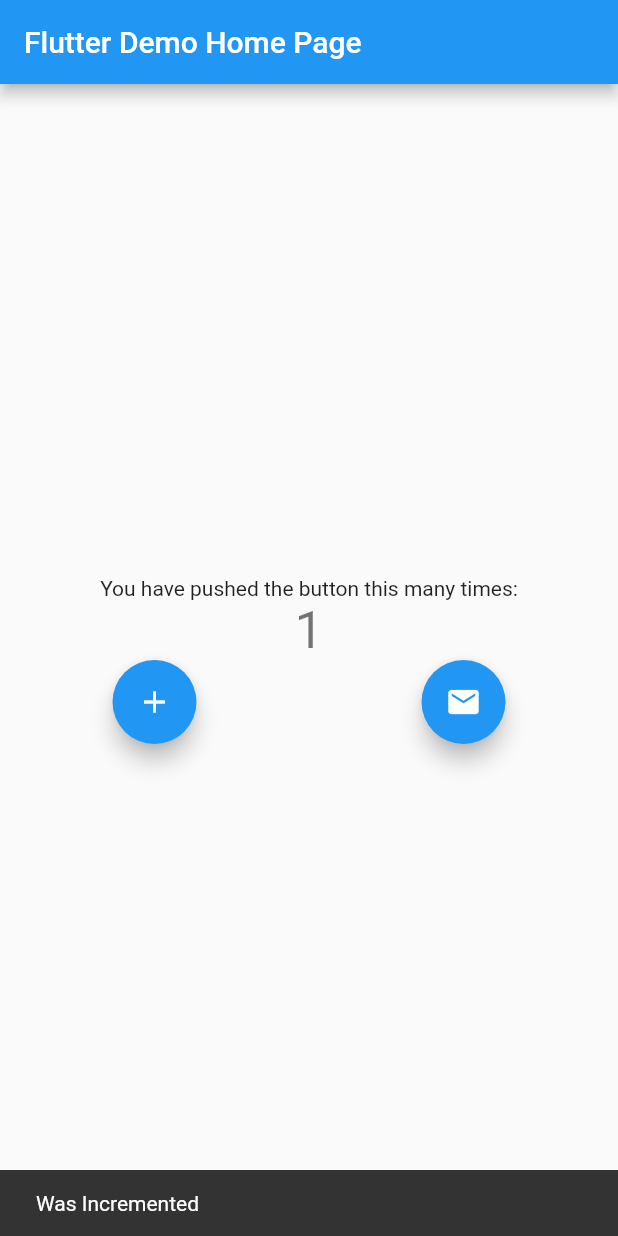
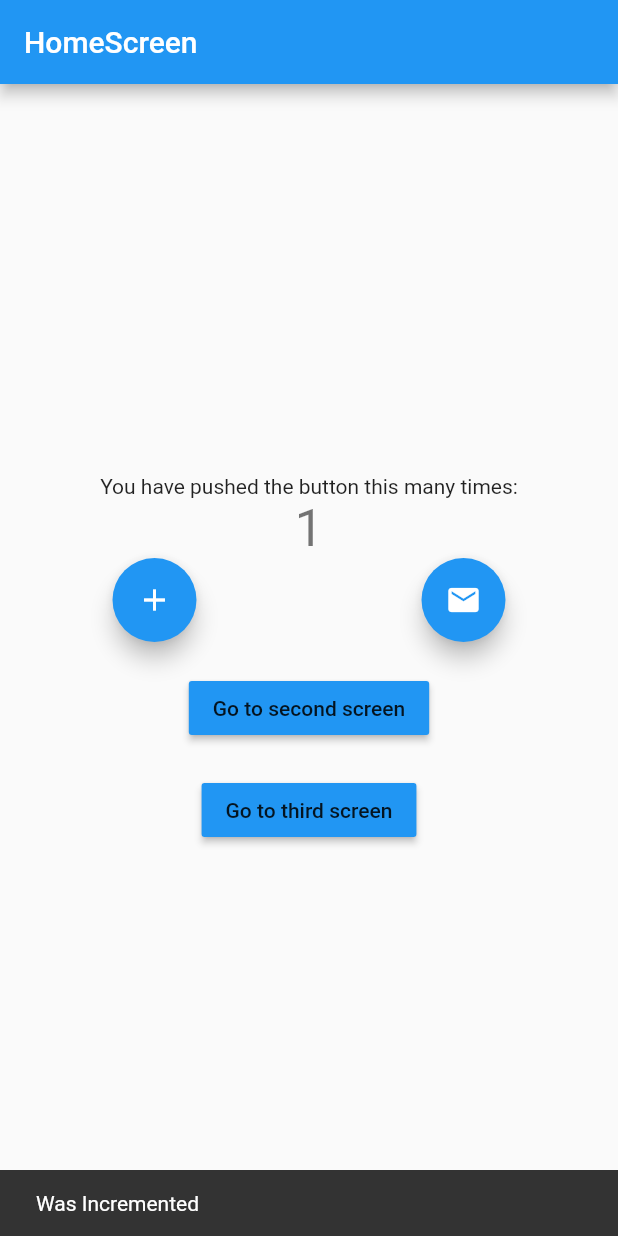
Before and after one commit to williamnkosi/flutter_bloc_tutorial, a Flutter app: the screen it shows after launch, after a tap on the "add" icon, on a phone screen of 412 x 824 dp. Run offline on Flutter 3.47's test engine with Material 2 defaults, Android fonts, the phone set to English and light mode, and no system bars; our stand-ins replace bloc, equatable, flutter_bloc.

Commit message:
Added Generated routes to navigate the screens

```diff
--- a/lib/main.dart
+++ b/lib/main.dart
@@ -1,99 +1,31 @@
 import 'package:flutter/material.dart';
 import 'package:flutter_bloc/flutter_bloc.dart';
-import 'package:flutter_bloc_tutorial/cubit/counter_cubit.dart';
-import 'package:flutter_bloc_tutorial/main_cubit.dart';
+import 'package:flutter_bloc_tutorial/logic/cubit/counter_cubit.dart';
+import 'package:flutter_bloc_tutorial/presentation/screen/home_screen.dart';
+import 'package:flutter_bloc_tutorial/presentation/screen/router/app_router.dart';
+import 'package:flutter_bloc_tutorial/presentation/screen/second_screen.dart';
+import 'package:flutter_bloc_tutorial/presentation/screen/third_screen.dart';
 
 void main() {
-  runApp(const MyApp());
+  runApp(MyApp());
 }
 
+
+
 class MyApp extends StatelessWidget {
-  const MyApp({Key? key}) : super(key: key);
+  final AppRouter _appRouter = AppRouter();
+   final CounterCubit _counterCubit = CounterCubit();
   @override
   Widget build(BuildContext context) {
     return BlocProvider<CounterCubit>(
-      create: (context) => CounterCubit(),
+      create: (context) => _counterCubit,
       child: MaterialApp(
         title: 'Flutter Demo',
         theme: ThemeData(
           primarySwatch: Colors.blue,
         ),
-        home: const MyHomePage(title: 'Flutter Demo Home Page'),
+        onGenerateRoute: _appRouter.onGenerateRoute,
       ),
     );
   }
 }
-
-class MyHomePage extends StatefulWidget {
-  const MyHomePage({Key? key, required this.title}) : super(key: key);
-
-  final String title;
-
-  @override
-  State<MyHomePage> createState() => _MyHomePageState();
-}
-
-class _MyHomePageState extends State<MyHomePage> {
-  int _counter = 0;
-
-  void _incrementCounter() {
-    setState(() {
-      _counter++;
-    });
-  }
-
-  @override
-  Widget build(BuildContext context) {
-    return Scaffold(
-      appBar: AppBar(
-        title: Text(widget.title),
-      ),
-      body: Center(
-        child: Column(
-          mainAxisAlignment: MainAxisAlignment.center,
-          children: <Widget>[
-            const Text(
-              'You have pushed the button this many times:',
-            ),
-            BlocConsumer<CounterCubit, CounterState>(
-              listener: (context, state) {
-                if(state.wasIncremented){
-          ScaffoldMessenger.of(context).showSnackBar(const SnackBar(content: Text("Was Incremented")));
-        } else {
-          ScaffoldMessenger.of(context).showSnackBar(const SnackBar(content: Text("Was Decremented")));
-        }
-              },
-              builder: (context, state) {
-                return Text(
-                  state.counterValue.toString(),
-                  style: Theme.of(context).textTheme.headline4,
-                );
-              },
-            ),
-            Row(
-              mainAxisAlignment: MainAxisAlignment.spaceAround,
-              children: [
-                FloatingActionButton(
-                    onPressed: () {
-                      BlocProvider.of<CounterCubit>(context).incrementState();
-                    },
-                    tooltip: "increment",
-                    child: const Icon(
-                      Icons.add,
-                    )),
-                FloatingActionButton(
-                    onPressed: () {
-                      BlocProvider.of<CounterCubit>(context).decrementState();
-                    },
-                    tooltip: "decrement",
-                    child: const Icon(
-                      Icons.mail,
-                    )),
-              ],
-            )
-          ],
-        ),
-      ),
-    );
-  }
-}
--- /dev/null
+++ b/lib/presentation/screen/home_screen.dart
@@ -0,0 +1,101 @@
+import 'package:flutter/material.dart';
+import 'package:flutter_bloc/flutter_bloc.dart';
+import 'package:flutter_bloc_tutorial/logic/cubit/counter_cubit.dart';
+import 'package:flutter_bloc_tutorial/presentation/screen/second_screen.dart';
+
+class HomeScreen extends StatefulWidget {
+  const HomeScreen({Key? key, required this.title, required this.colors})
+      : super(key: key);
+
+  final String title;
+  final Color colors;
+
+  @override
+  State<HomeScreen> createState() => _HomeScreenState();
+}
+
+class _HomeScreenState extends State<HomeScreen> {
+  int _counter = 0;
+
+  void _incrementCounter() {
+    setState(() {
+      _counter++;
+    });
+  }
+
+  @override
+  Widget build(BuildContext context) {
+    return Scaffold(
+      appBar: AppBar(
+        title: Text(widget.title),
+      ),
+      body: Center(
+        child: Column(
+          mainAxisAlignment: MainAxisAlignment.center,
+          children: <Widget>[
+            const Text(
+              'You have pushed the button this many times:',
+            ),
+            BlocConsumer<CounterCubit, CounterState>(
+              listener: (context, state) {
+                if (state.wasIncremented) {
+                  ScaffoldMessenger.of(context).showSnackBar(
+                      const SnackBar(content: Text("Was Incremented")));
+                } else {
+                  ScaffoldMessenger.of(context).showSnackBar(
+                      const SnackBar(content: Text("Was Decremented")));
+                }
+              },
+              builder: (context, state) {
+                return Text(
+                  state.counterValue.toString(),
+                  style: Theme.of(context).textTheme.headline4,
+                );
+              },
+            ),
+            Row(
+              mainAxisAlignment: MainAxisAlignment.spaceAround,
+              children: [
+                FloatingActionButton(
+                    onPressed: () {
+                      BlocProvider.of<CounterCubit>(context).incrementState();
+                    },
+                    tooltip: "increment",
+                    child: const Icon(
+                      Icons.add,
+                    )),
+                FloatingActionButton(
+                    onPressed: () {
+                      BlocProvider.of<CounterCubit>(context).decrementState();
+                    },
+                    tooltip: "decrement",
+                    child: const Icon(
+                      Icons.mail,
+                    )),
+              ],
+            ),
+            const SizedBox(
+              height: 20,
+            ),
+            MaterialButton(
+              onPressed: () {
+                Navigator.of(context).pushNamed('/second');},
+              color: widget.colors,
+              child: const Text("Go to second screen"),
+            )
+            ,
+            const SizedBox(
+              height: 20,
+            ),
+            MaterialButton(
+              onPressed: () {
+                Navigator.of(context).pushNamed('/third');},
+              color: widget.colors,
+              child: const Text("Go to third screen"),
+            )
+          ],
+        ),
+      ),
+    );
+  }
+}
--- /dev/null
+++ b/lib/presentation/screen/router/app_router.dart
@@ -0,0 +1,32 @@
+import 'package:flutter/material.dart';
+import 'package:flutter_bloc/flutter_bloc.dart';
+import 'package:flutter_bloc_tutorial/logic/cubit/counter_cubit.dart';
+import 'package:flutter_bloc_tutorial/presentation/screen/home_screen.dart';
+import 'package:flutter_bloc_tutorial/presentation/screen/second_screen.dart';
+import 'package:flutter_bloc_tutorial/presentation/screen/third_screen.dart';
+
+class AppRouter {
+
+  Route onGenerateRoute(RouteSettings routeSettings) {
+    switch (routeSettings.name) {
+      case '/':
+        return MaterialPageRoute(
+            builder: (_) => (const HomeScreen(
+                title: 'HomeScreen', colors: Colors.blue)));
+      case '/second':
+        return MaterialPageRoute(
+            builder: (_) => (const SecondScreen(
+                title: 'SecondScreen', colors: Colors.red)));
+      case '/third':
+        return MaterialPageRoute(
+            builder: (_) => (const ThirdScreen(
+                title: 'ThirdScreen', colors: Colors.green)));
+      default:
+        return MaterialPageRoute(
+            builder: (_) => (const HomeScreen(
+                title: 'HomeScreen', colors: Colors.blue)));
+    }
+  }
+
+
+}
```
Also changed, not shown: lib/presentation/screen/second_screen.dart (added, +81 -0 lines), lib/presentation/screen/third_screen.dart (added, +81 -0 lines), lib/logic/cubit/counter_cubit.dart (renamed from lib/cubit/counter_cubit.dart), lib/logic/cubit/counter_state.dart (renamed from lib/cubit/counter_state.dart), 1 other file.
